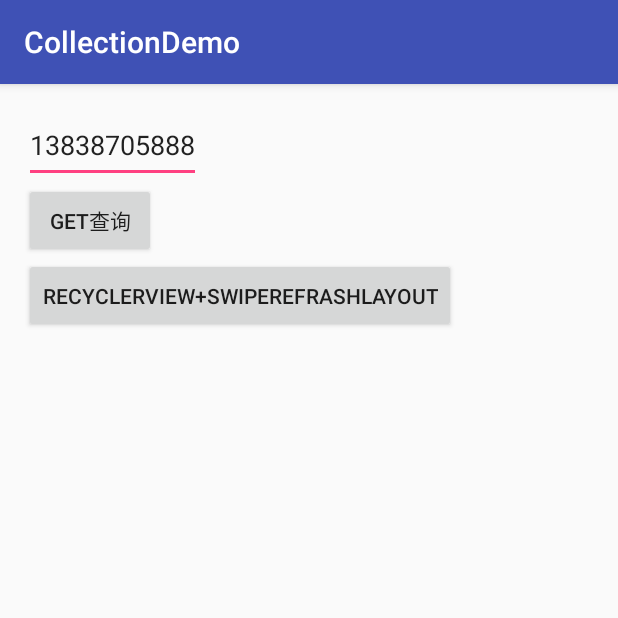
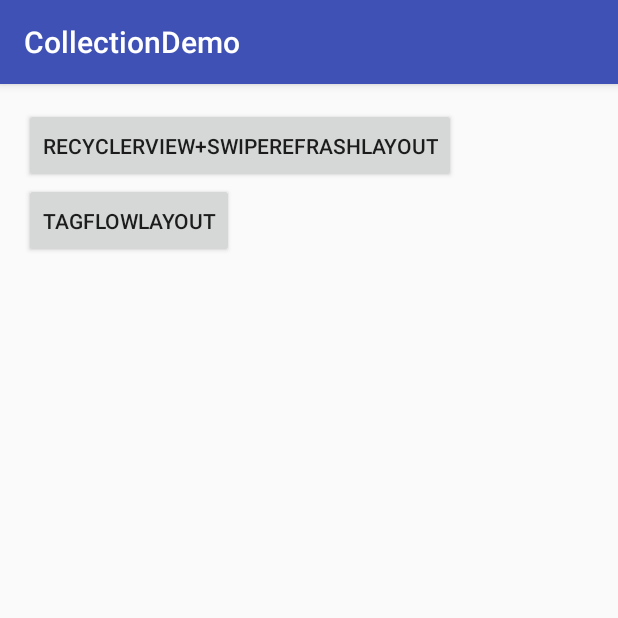
Before and after one commit to wapchief/android-CollectionDemo, an Android app: the screen it shows after launch (MainActivity), on a phone screen of 412 x 824 dp, the top half of it. Run offline under Robolectric (Android 15) with nearby library versions, the phone set to English and light mode, and no system bars; our stand-ins replace ButterKnife.

Commit message:
修改架构，优化一些细节

```diff
--- a/app/src/main/AndroidManifest.xml
+++ b/app/src/main/AndroidManifest.xml
@@ -22,6 +22,8 @@
             android:name=".RecyclerViewActivity"
             android:persistableMode="persistAcrossReboots"
             android:theme="@style/Theme.AppCompat.Light.NoActionBar" />
+        <!--FlowLayout-->
+        <activity android:name=".activity.FlowLayoutActivity"/>
     </application>
 
 </manifest>
--- a/app/src/main/java/wapchief/com/collectiondemo/MainActivity.java
+++ b/app/src/main/java/wapchief/com/collectiondemo/MainActivity.java
@@ -8,7 +8,6 @@ import android.support.v7.widget.RecyclerView;
 import android.view.View;
 import android.widget.Button;
 import android.widget.EditText;
-import android.widget.TextView;
 
 import java.util.List;
 
@@ -16,6 +15,10 @@ import butterknife.BindView;
 import butterknife.ButterKnife;
 import butterknife.OnClick;
 import okhttp3.OkHttpClient;
+import wapchief.com.collectiondemo.activity.FlowLayoutActivity;
+import wapchief.com.collectiondemo.adapter.RecyclerViewAdapter;
+import wapchief.com.collectiondemo.customView.DividItemDecoration;
+import wapchief.com.collectiondemo.utils.UToasts;
 
 
 public class MainActivity extends AppCompatActivity {
@@ -23,7 +26,7 @@ public class MainActivity extends AppCompatActivity {
 
     @BindView(R.id.et)
     EditText et;
-//    @BindView(R.id.refresh)
+    //    @BindView(R.id.refresh)
 //    MaterialRefreshLayout refresh;
     @BindView(R.id.bt)
     Button bt;
@@ -34,9 +37,12 @@ public class MainActivity extends AppCompatActivity {
     RecyclerView recyclerView;
 
     RecyclerViewAdapter adapter;
+    @BindView(R.id.bt_tfl)
+    Button btTfl;
     private List<String> data;
 
-    OkHttpClient okHttpClient=new OkHttpClient();
+    OkHttpClient okHttpClient = new OkHttpClient();
+
     //     单个监听bt
     @OnClick(R.id.bt)
     void submit() {
@@ -44,7 +50,7 @@ public class MainActivity extends AppCompatActivity {
     }
 
     //     多个监听
-    @OnClick({R.id.et, R.id.bt2})
+    @OnClick({R.id.et, R.id.bt2,R.id.bt_tfl})
     void submix(View view) {
         switch (view.getId()) {
             case R.id.et:
@@ -52,8 +58,12 @@ public class MainActivity extends AppCompatActivity {
                 break;
             case R.id.bt2:
                 UToasts.showShort(this, "tv被点击了");
-                Intent intent=new Intent(MainActivity.this,RecyclerViewActivity.class);
+                Intent intent = new Intent(MainActivity.this, RecyclerViewActivity.class);
                 startActivity(intent);
+                break;
+            case R.id.bt_tfl:
+                Intent intent1=new Intent(MainActivity.this, FlowLayoutActivity.class);
+                startActivity(intent1);
                 break;
         }
     }
@@ -70,7 +80,6 @@ public class MainActivity extends AppCompatActivity {
     private final int STATE_REFRESH = 1;
     private final int STATE_LOADMORE = 2;
     private int curState = STATE_NORMAL;
-
 
 
 //    mApi=retrofit
--- a/app/src/main/java/wapchief/com/collectiondemo/RecyclerViewActivity.java
+++ b/app/src/main/java/wapchief/com/collectiondemo/RecyclerViewActivity.java
@@ -19,6 +19,9 @@ import java.util.List;
 import butterknife.BindColor;
 import butterknife.BindView;
 import butterknife.ButterKnife;
+import wapchief.com.collectiondemo.adapter.RecyclerViewAdapter;
+import wapchief.com.collectiondemo.customView.DividItemDecoration;
+import wapchief.com.collectiondemo.utils.UToasts;
 
 /**
  * Created by WuBing on 2017/1/10 0010 上午 9:22.
--- a/app/src/main/java/wapchief/com/collectiondemo/RecyclerViewAdapter.java
+++ b/app/src/main/java/wapchief/com/collectiondemo/adapter/RecyclerViewAdapter.java
@@ -1,4 +1,4 @@
-package wapchief.com.collectiondemo;
+package wapchief.com.collectiondemo.adapter;
 
 import android.content.Context;
 import android.support.v7.widget.RecyclerView;
@@ -8,6 +8,8 @@ import android.view.ViewGroup;
 import android.widget.TextView;
 
 import java.util.List;
+
+import wapchief.com.collectiondemo.R;
 
 
 /**
--- a/app/src/main/java/wapchief/com/collectiondemo/APi.java
+++ b/app/src/main/java/wapchief/com/collectiondemo/bean/APi.java
@@ -1,8 +1,9 @@
-package wapchief.com.collectiondemo;
+package wapchief.com.collectiondemo.bean;
 
 import retrofit2.Call;
 import retrofit2.http.GET;
 import retrofit2.http.Query;
+import wapchief.com.collectiondemo.bean.NewBeans;
 
 /**
  * Created by WuBing on 2017/1/6 0006 下午 1:50.
--- a/app/src/main/java/wapchief/com/collectiondemo/NewBeans.java
+++ b/app/src/main/java/wapchief/com/collectiondemo/bean/NewBeans.java
@@ -1,4 +1,4 @@
-package wapchief.com.collectiondemo;
+package wapchief.com.collectiondemo.bean;
 
 /**
  * Created by WuBing on 2017/1/6 0006 下午 2:12.
--- a/app/src/main/java/wapchief/com/collectiondemo/DividItemDecoration.java
+++ b/app/src/main/java/wapchief/com/collectiondemo/customView/DividItemDecoration.java
@@ -1,4 +1,4 @@
-package wapchief.com.collectiondemo;
+package wapchief.com.collectiondemo.customView;
 
 import android.content.Context;
 import android.content.res.TypedArray;
--- a/app/src/main/java/wapchief/com/collectiondemo/UToasts.java
+++ b/app/src/main/java/wapchief/com/collectiondemo/utils/UToasts.java
@@ -1,4 +1,4 @@
-package wapchief.com.collectiondemo;
+package wapchief.com.collectiondemo.utils;
 
 import android.content.Context;
 import android.widget.Toast;
--- a/app/src/main/res/layout/activity_main.xml
+++ b/app/src/main/res/layout/activity_main.xml
@@ -15,7 +15,8 @@
         android:id="@+id/et"
         android:text="13838705888"
         android:layout_width="wrap_content"
-        android:layout_height="50dp"/>
+        android:layout_height="50dp"
+        android:visibility="gone"/>
 
     <LinearLayout
         android:layout_width="match_parent"
@@ -26,11 +27,17 @@
             android:id="@+id/bt"
             android:text="get查询"
             android:layout_width="wrap_content"
-            android:layout_height="50dp"/>
+            android:layout_height="50dp"
+            android:visibility="gone"/>
         <Button
             android:id="@+id/bt2"
             android:text="RecyclerView+swipeRefrashlayout"
              android:layout_width="wrap_content"
+            android:layout_height="50dp" />
+        <Button
+            android:id="@+id/bt_tfl"
+            android:text="TagFlowLayout"
+            android:layout_width="wrap_content"
             android:layout_height="50dp" />
     </LinearLayout>
 
```
Also changed, not shown: app/src/main/res/values/styles.xml (+11 -0 lines).
